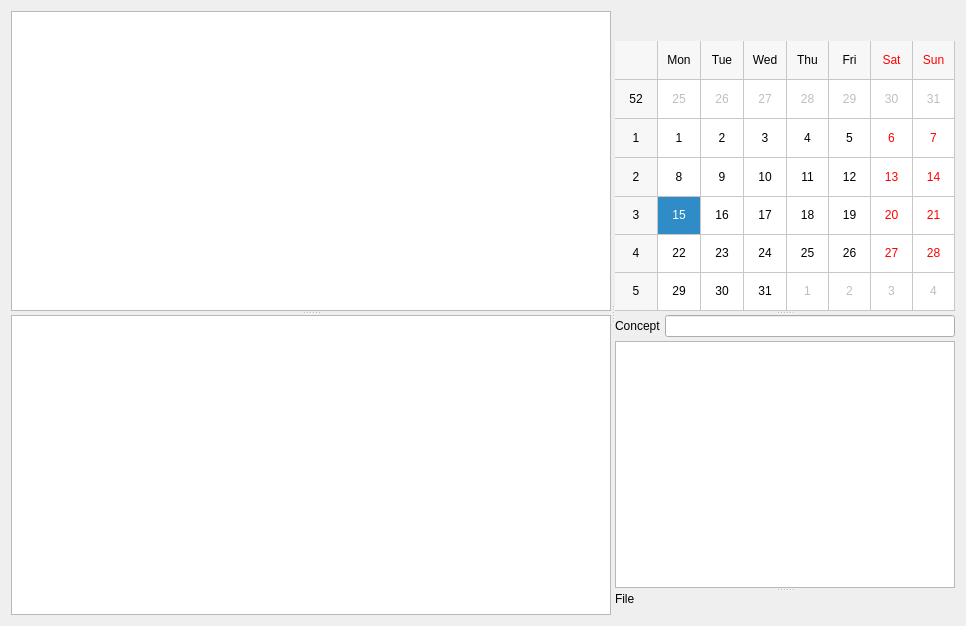
Holence/DongliTeahouseStudio2, file module/Ui_Diary.ui: the form before one commit.
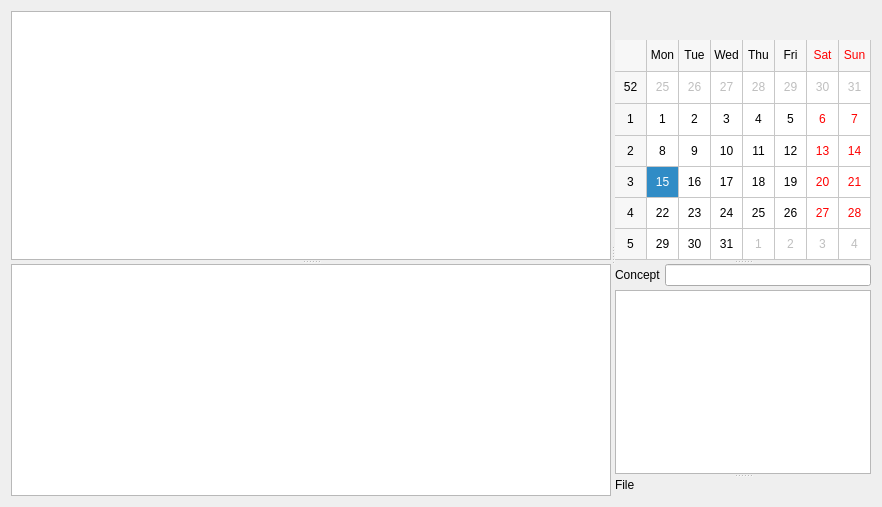
The form after the commit. Custom widgets are drawn as their Qt base class.

```diff
--- a/module/Ui_Diary.ui
+++ b/module/Ui_Diary.ui
@@ -2,14 +2,6 @@
 <ui version="4.0">
  <class>Diary</class>
  <widget class="QWidget" name="Diary">
-  <property name="geometry">
-   <rect>
-    <x>0</x>
-    <y>0</y>
-    <width>963</width>
-    <height>626</height>
-   </rect>
-  </property>
   <property name="windowTitle">
    <string>Diary</string>
   </property>
@@ -52,7 +44,7 @@
            <property name="minimumSize">
             <size>
              <width>600</width>
-             <height>300</height>
+             <height>249</height>
             </size>
            </property>
           </widget>
@@ -60,7 +52,7 @@
            <property name="minimumSize">
             <size>
              <width>600</width>
-             <height>180</height>
+             <height>183</height>
             </size>
            </property>
           </widget>
@@ -100,27 +92,21 @@
        <enum>Qt::Vertical</enum>
       </property>
       <widget class="QWidget" name="widget" native="true">
-       <property name="sizePolicy">
-        <sizepolicy hsizetype="Expanding" vsizetype="Fixed">
-         <horstretch>0</horstretch>
-         <verstretch>0</verstretch>
-        </sizepolicy>
-       </property>
        <property name="minimumSize">
         <size>
-         <width>340</width>
-         <height>300</height>
+         <width>0</width>
+         <height>249</height>
         </size>
        </property>
        <property name="maximumSize">
         <size>
          <width>16777215</width>
-         <height>300</height>
+         <height>249</height>
         </size>
        </property>
        <layout class="QVBoxLayout" name="verticalLayout_2">
         <property name="spacing">
-         <number>0</number>
+         <number>4</number>
         </property>
         <property name="leftMargin">
          <number>0</number>
@@ -145,13 +131,13 @@
           <property name="minimumSize">
            <size>
             <width>0</width>
-            <height>30</height>
+            <height>25</height>
            </size>
           </property>
           <property name="maximumSize">
            <size>
             <width>16777215</width>
-            <height>30</height>
+            <height>25</height>
            </size>
           </property>
          </widget>
@@ -166,14 +152,14 @@
           </property>
           <property name="minimumSize">
            <size>
-            <width>340</width>
-            <height>270</height>
+            <width>0</width>
+            <height>220</height>
            </size>
           </property>
           <property name="maximumSize">
            <size>
             <width>16777215</width>
-            <height>300</height>
+            <height>220</height>
            </size>
           </property>
           <property name="firstDayOfWeek">
@@ -211,7 +197,7 @@
         <item>
          <widget class="ConceptTable" name="conceptTable">
           <property name="sizePolicy">
-           <sizepolicy hsizetype="Expanding" vsizetype="MinimumExpanding">
+           <sizepolicy hsizetype="Expanding" vsizetype="Expanding">
             <horstretch>0</horstretch>
             <verstretch>0</verstretch>
            </sizepolicy>
@@ -235,7 +221,7 @@
         <item>
          <widget class="FileTab" name="fileTab" native="true">
           <property name="sizePolicy">
-           <sizepolicy hsizetype="Preferred" vsizetype="MinimumExpanding">
+           <sizepolicy hsizetype="Preferred" vsizetype="Expanding">
             <horstretch>0</horstretch>
             <verstretch>0</verstretch>
            </sizepolicy>
```
